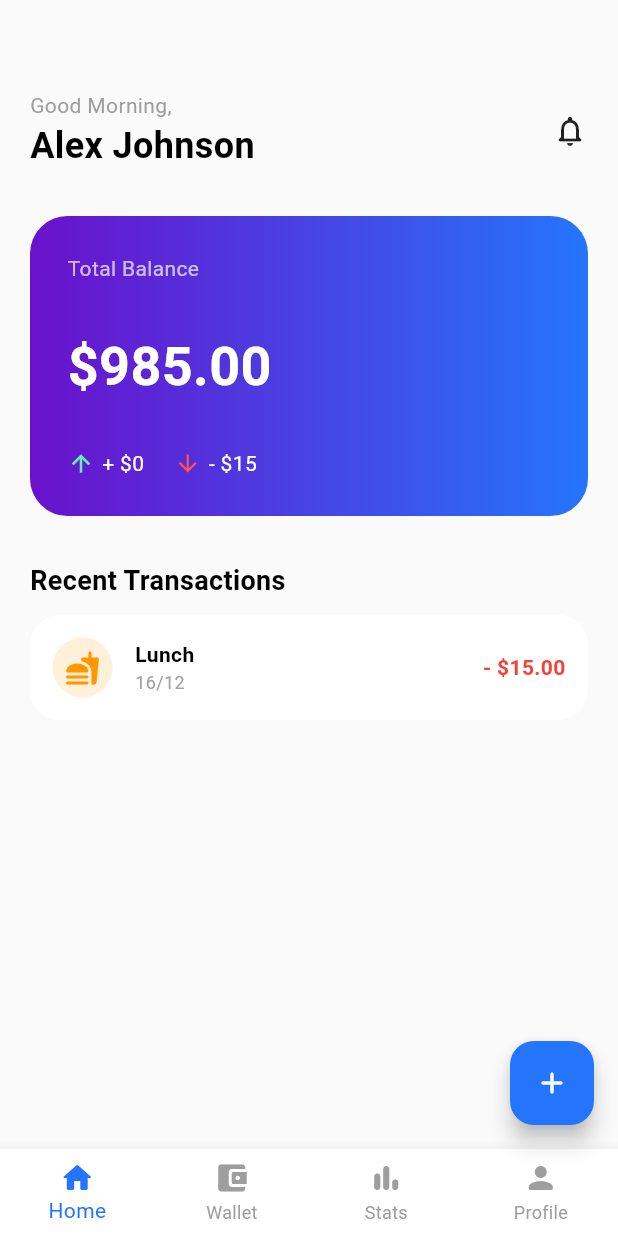
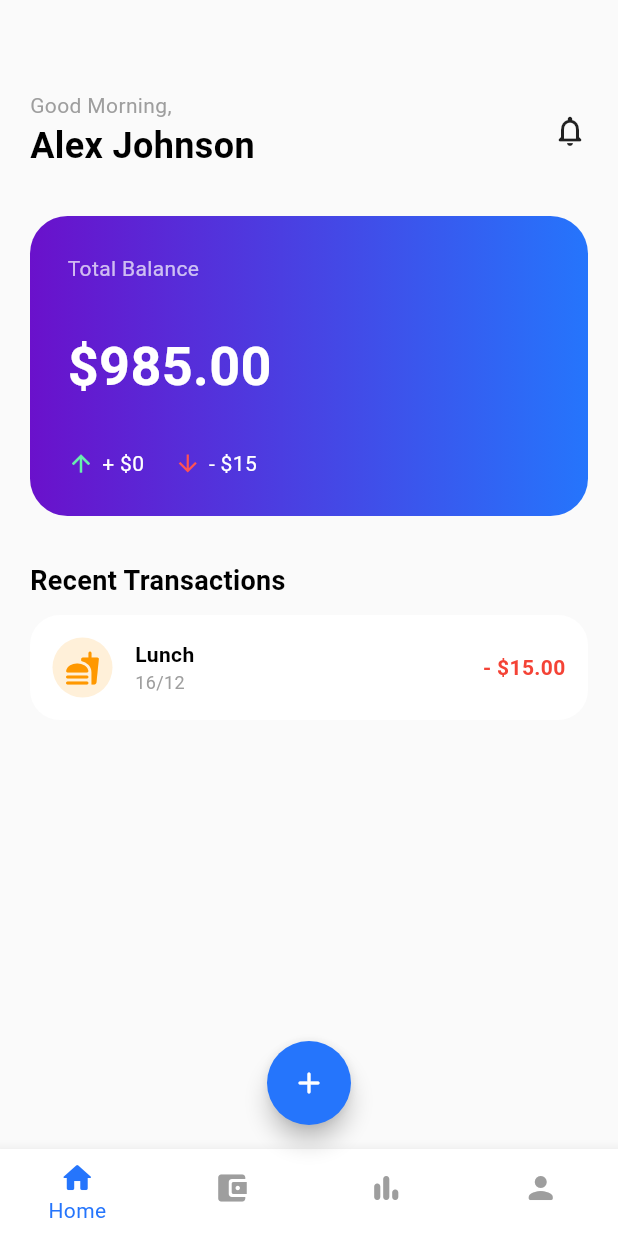
Before and after one commit to Nisargvghl27/Nova, a Flutter app: the MainScreen screen opened directly, on a phone screen of 412 x 824 dp. Run offline on Flutter 3.47's test engine with Material 3 defaults, Android fonts, the phone set to English and light mode, and no system bars.

Commit message:
added splash_screen.dart & modified main_screen.dart.

```diff
--- a/lib/screens/main_screen.dart
+++ b/lib/screens/main_screen.dart
@@ -16,6 +16,7 @@ class MainScreen extends StatefulWidget {
 class _MainScreenState extends State<MainScreen> {
   int _selectedIndex = 0;
 
+  // FIXED: Added 'category' parameter
   final List<Transaction> _transactions = [
     Transaction(
       id: '1',
@@ -29,7 +30,7 @@ class _MainScreenState extends State<MainScreen> {
     ),
   ];
 
-  // 1. New variables to temporarily store deleted data
+  // Variables for Undo
   Transaction? _recentlyDeletedTransaction;
   int? _recentlyDeletedIndex;
 
@@ -39,13 +40,13 @@ class _MainScreenState extends State<MainScreen> {
     });
   }
 
+  // Adds a new item to the top of the list
   void _addNewTransaction(Transaction newTx) {
     setState(() {
       _transactions.insert(0, newTx);
     });
   }
 
-  // 2. Updated remove function to REMEMBER the item
   void _removeTransaction(String id) {
     setState(() {
       final index = _transactions.indexWhere((tx) => tx.id == id);
@@ -57,12 +58,10 @@ class _MainScreenState extends State<MainScreen> {
     });
   }
 
-  // 3. New function to RESTORE the item
   void _undoDelete() {
     setState(() {
       if (_recentlyDeletedTransaction != null && _recentlyDeletedIndex != null) {
         _transactions.insert(_recentlyDeletedIndex!, _recentlyDeletedTransaction!);
-        // Reset the variables
         _recentlyDeletedTransaction = null;
         _recentlyDeletedIndex = null;
       }
@@ -71,20 +70,17 @@ class _MainScreenState extends State<MainScreen> {
 
   @override
   Widget build(BuildContext context) {
+    // 1. Calculate Totals
     double income = 0;
     double expense = 0;
-
     for (final tx in _transactions) {
-      if (tx.isExpense) {
-        expense += tx.amount;
-      } else {
-        income += tx.amount;
+      if (tx.isExpense) expense += tx.amount;
+      else income += tx.amount;
     }
-    }
-
     const double openingBalance = 1000;
     final double totalBalance = openingBalance + income - expense;
 
+    // 2. Define Pages
     final List<Widget> pages = <Widget>[
       HomeScreen(
         transactions: _transactions,
@@ -92,7 +88,7 @@ class _MainScreenState extends State<MainScreen> {
         totalIncome: income,
         totalExpense: expense,
         onDelete: _removeTransaction,
-        onUndo: _undoDelete, // 4. Pass the undo function
+        onUndo: _undoDelete,
       ),
       const WalletScreen(),
       const StatsScreen(),
@@ -102,12 +98,15 @@ class _MainScreenState extends State<MainScreen> {
     return Scaffold(
       backgroundColor: Colors.grey[50],
       body: pages[_selectedIndex],
+
       bottomNavigationBar: BottomNavigationBar(
         currentIndex: _selectedIndex,
         onTap: _onItemTapped,
         type: BottomNavigationBarType.fixed,
+        backgroundColor: Colors.white,
         selectedItemColor: const Color(0xFF2575FC),
         unselectedItemColor: Colors.grey,
+        showUnselectedLabels: false,
         items: const [
           BottomNavigationBarItem(icon: Icon(Icons.home_rounded), label: 'Home'),
           BottomNavigationBarItem(icon: Icon(Icons.account_balance_wallet_rounded), label: 'Wallet'),
@@ -115,10 +114,15 @@ class _MainScreenState extends State<MainScreen> {
           BottomNavigationBarItem(icon: Icon(Icons.person_rounded), label: 'Profile'),
         ],
       ),
-      floatingActionButton: FloatingActionButton(
+
+      // 3. Floating Action Button (Opens AddTransactionScreen)
+      floatingActionButton: _selectedIndex == 0
+        ? FloatingActionButton(
             backgroundColor: const Color(0xFF2575FC),
-        child: const Icon(Icons.add_rounded),
+            shape: const CircleBorder(),
+            child: const Icon(Icons.add_rounded, color: Colors.white),
             onPressed: () async {
+              // Open the Add Screen and wait for result
               final newTransaction = await Navigator.push(
                 context,
                 MaterialPageRoute(
@@ -126,11 +130,14 @@ class _MainScreenState extends State<MainScreen> {
                 ),
               );
 
-          if (newTransaction != null) {
-            _addNewTransaction(newTransaction as Transaction);
+              // If user saved a transaction, add it to the list
+              if (newTransaction != null && newTransaction is Transaction) {
+                _addNewTransaction(newTransaction);
               }
             },
-      ),
+          )
+        : null,
+      floatingActionButtonLocation: FloatingActionButtonLocation.centerFloat,
     );
   }
 }
```
Also changed, not shown: lib/main.dart (+5 -4 lines), lib/screens/splash_screen.dart (added, +114 -0 lines), 1 other file. Lines whose indentation alone changed are shown as unchanged.
